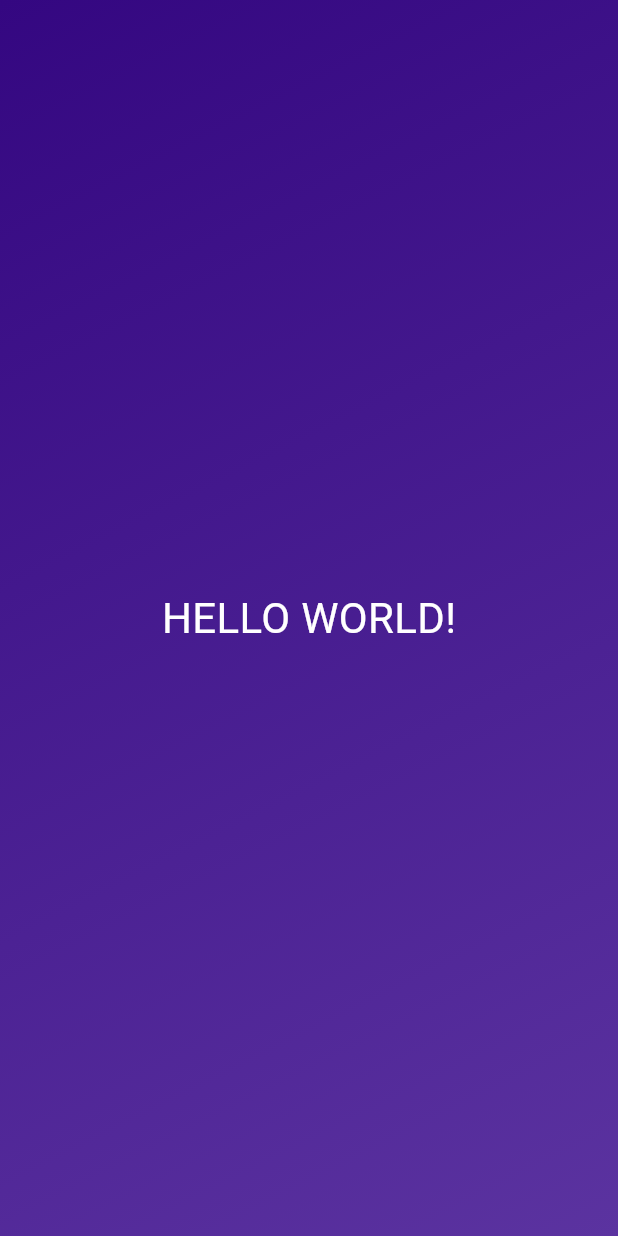
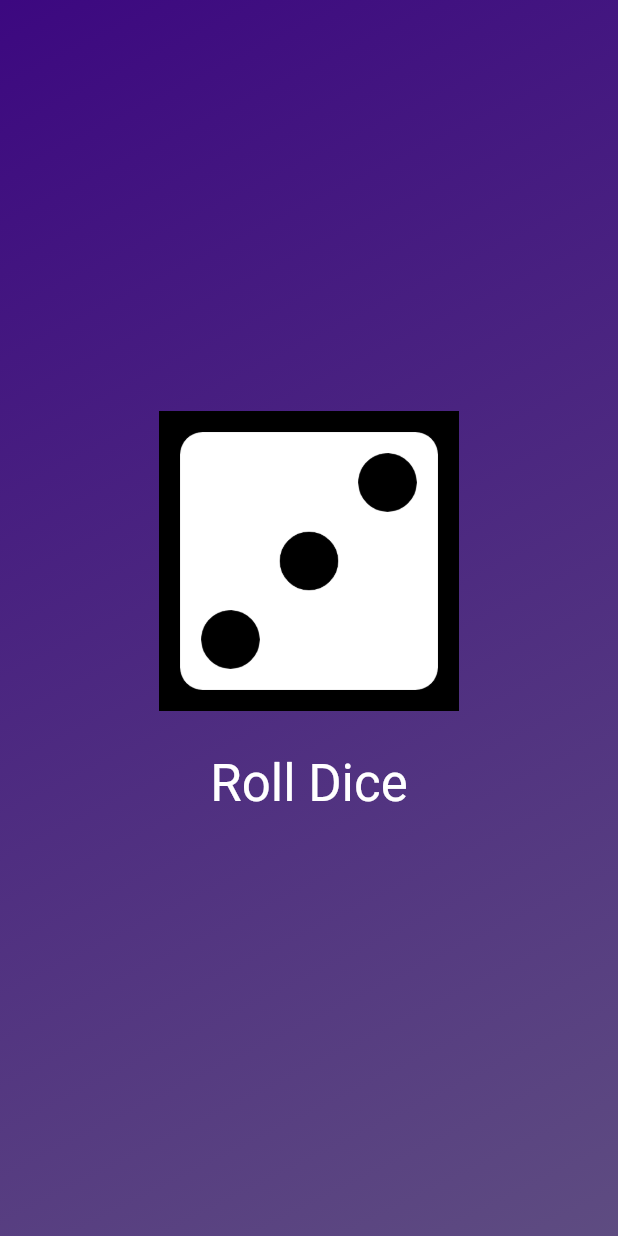
Before and after one commit to ambuj-1999/Flutter-projects, a Flutter app: the screen it shows after launch, on a phone screen of 412 x 824 dp. Run offline on Flutter 3.47's test engine with Material 3 defaults, Android fonts, the phone set to English and light mode, and no system bars.

Commit message:
First basic app and foundation for flutter and dart completed

```diff
--- /dev/null
+++ b/first_app/lib/diceroller.dart
@@ -0,0 +1,56 @@
+import 'package:flutter/material.dart';
+import 'dart:math';
+
+class DiceRoller extends StatefulWidget{
+  const DiceRoller({super.key});
+  @override
+  State<DiceRoller> createState(){
+    return _DiceRollerState();
+  }
+}
+
+class _DiceRollerState extends State<DiceRoller>{
+
+var activeDiceImage = 'assets/images/dice-3.png';
+
+
+
+rollDice(){
+
+  setState(() {
+    var diceRoll = Random().nextInt(6)+1;
+    activeDiceImage = 'assets/images/dice-$diceRoll.png';
+  });
+
+
+
+}
+  @override
+  Widget build(context){
+    return Column(
+              mainAxisSize: MainAxisSize.min,
+              children: [
+                Image.asset(
+                  activeDiceImage,
+                   width: 200,
+                   ),
+                const SizedBox(height: 20,),
+                 TextButton(
+                  onPressed: rollDice,
+                  style: TextButton.styleFrom(
+                    // padding: const EdgeInsets.only(
+                    //   top: 20,
+                    // ),
+                    foregroundColor: Colors.white,
+                    textStyle: const TextStyle(
+                      fontSize: 34,
+                    )
+                  ),
+
+                  child: const Text('Roll Dice')
+                  ),
+                  ],
+            ) ;
+  }
+
+}
--- a/first_app/lib/gradient_container.dart
+++ b/first_app/lib/gradient_container.dart
@@ -1,27 +1,27 @@
+import "package:first_app/diceroller.dart";
 import "package:flutter/material.dart";
-
-import "package:first_app/styled_text.dart";
 
 const startAlignment = Alignment.topLeft;
 const endAlignment = Alignment.bottomRight;
 
+
 class GradientContainer extends StatelessWidget{
-  const GradientContainer({super.key});
+  const GradientContainer(this.colors, {super.key});
+
+  final List<Color> colors;
+
   @override
   Widget build(context) {
     return Container(
-          decoration: const BoxDecoration(
+          decoration: BoxDecoration(
             gradient: LinearGradient(
-              colors: [
-                Color.fromRGBO(52, 7, 129, 1),
-                Color.fromARGB(255, 91, 51, 160)
-                ],
+              colors: colors,
               begin: startAlignment,
               end: endAlignment,
             ),
           ),
           child: const Center(
-            child: StyledText(),
+            child: DiceRoller(),
           ),
         );
   }
--- a/first_app/lib/main.dart
+++ b/first_app/lib/main.dart
@@ -4,9 +4,12 @@ import 'package:first_app/gradient_container.dart';
 
 void main() {
   runApp(
-    const MaterialApp(
+      const MaterialApp(
       home: Scaffold(
-        body: GradientContainer(),
+        body:    GradientContainer( [
+                Color.fromRGBO(60, 8, 128, 1),
+                Color.fromARGB(255, 94, 76, 129)
+                ]),
       ),
     ),
   );
--- a/first_app/lib/styled_text.dart
+++ b/first_app/lib/styled_text.dart
@@ -1,12 +1,17 @@
 import 'package:flutter/material.dart';
 
 class StyledText extends StatelessWidget{
-  const StyledText({super.key});
+  const StyledText(this.text, {super.key});
+
+  final String text;
   @override
   Widget build(context){
-    return const Text('HELLO WORLD!', style: TextStyle(
+    return Text(
+      text,
+      style: const TextStyle(
               color: Colors.white,
               fontSize: 28,
-            ),);
+            ),
+          );
   }
 }
```
Also changed, not shown: first_app/pubspec.yaml (+7 -3 lines), first_app/assets/images/dice-1.png (added), first_app/assets/images/dice-2.png (added), first_app/assets/images/dice-3.png (added), first_app/assets/images/dice-4.png (added), first_app/assets/images/dice-5.png (added), first_app/assets/images/dice-6.png (added).
